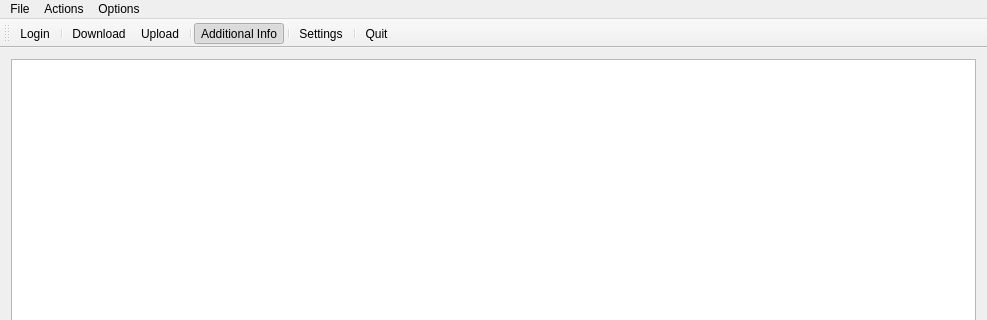
This is mainwindow.ui in tranter/qt-google-drive as Qt 5 draws it before an edit; both pictures show x 0 to 987 and y 0 to 320 of the 987 by 657 pixel window. The edited form follows.
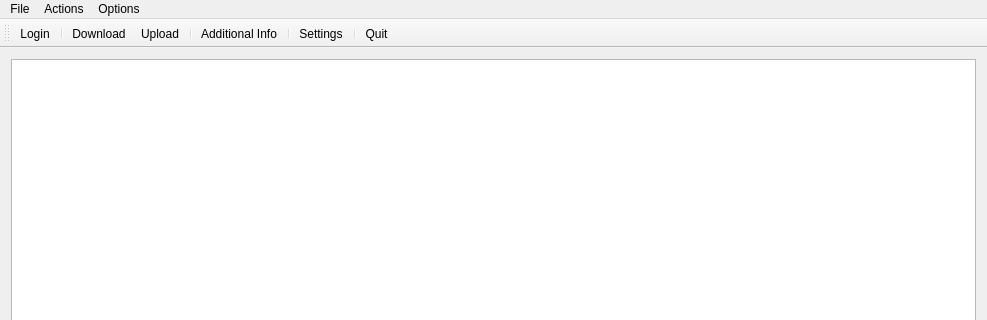
This is the edited form. Icons and pictures are not drawn.

Commit message: save additional data state

The edit to the form file:
```diff
--- a/mainwindow.ui
+++ b/mainwindow.ui
@@ -196,7 +196,7 @@
     <bool>true</bool>
    </property>
    <property name="checked">
-    <bool>true</bool>
+    <bool>false</bool>
    </property>
    <property name="icon">
     <iconset resource="resource.qrc">
```
Left out of the diff: 2 changed lines with no effect on the pictures. The commit also changes 2 other files.
